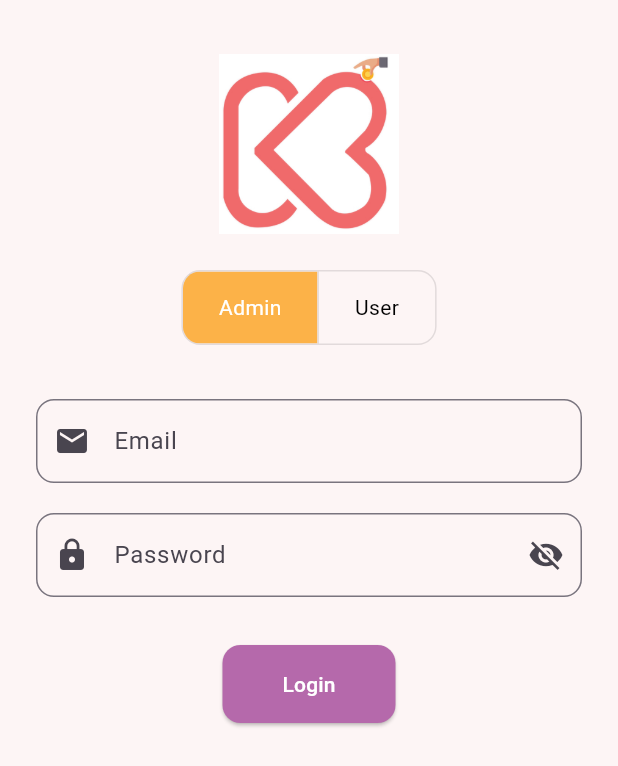
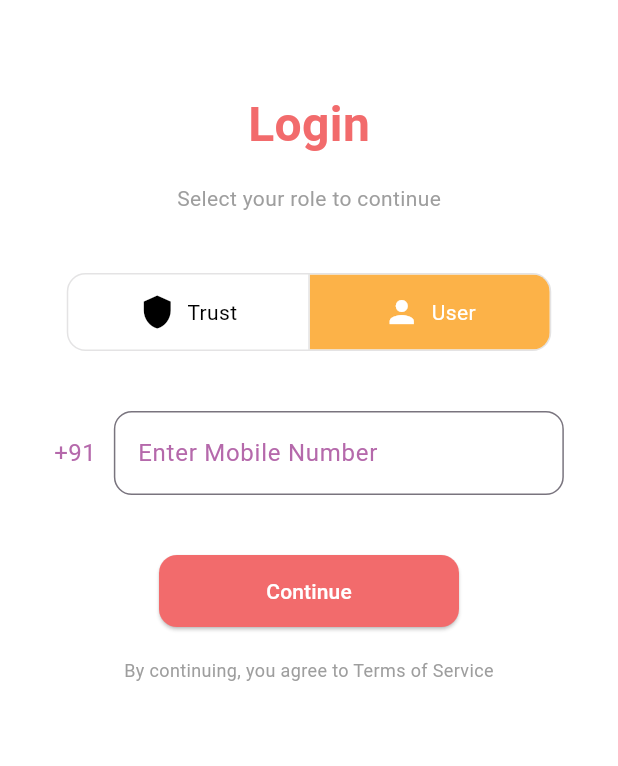
Before and after one commit to Ishan2506/Kindify, a Flutter app: the screen it shows after launch, after a tap on "User", on a phone screen of 412 x 824 dp. Shown: the top 766 px of the screen. Run offline on Flutter 3.47's test engine with Material 3 defaults, Android fonts, the phone set to English and light mode, and no system bars.

Commit message:
Updated the Splash screen and do some login screen change

```diff
--- a/lib/controller/login/login_controller.dart
+++ b/lib/controller/login/login_controller.dart
@@ -4,13 +4,7 @@ class LoginController {
   TextEditingController emailController = TextEditingController();
   TextEditingController passwordController = TextEditingController();
 
-  bool showPassword = false;
-
-  List<bool> roleSelection = [true, false]; // Admin selected by default
-
-  void togglePasswordVisibility() {
-    showPassword = !showPassword;
-  }
+  List<bool> roleSelection = [true, false]; // Trust selected by default
 
   void toggleRole(int index) {
     for (int i = 0; i < roleSelection.length; i++) {
@@ -20,18 +14,17 @@ class LoginController {
 
   void login(BuildContext context) {
     String email = emailController.text.trim();
-    String password = passwordController.text.trim();
-    String role = roleSelection[0] ? "Admin" : "User";
+    String role = roleSelection[0] ? "Trust" : "User";
 
-    if (email.isEmpty || password.isEmpty) {
+    if (email.isEmpty) {
       ScaffoldMessenger.of(context).showSnackBar(
-        const SnackBar(content: Text("Please fill all fields")),
+        const SnackBar(content: Text("Please enter mobile number")),
       );
       return;
     }
 
     // You can add real login logic here
-    debugPrint("Login as $role: $email - $password");
+    debugPrint("Login as $role: $email");
 
     ScaffoldMessenger.of(context).showSnackBar(
       SnackBar(content: Text("Logged in as $role")),
--- a/lib/views/login/login_screen.dart
+++ b/lib/views/login/login_screen.dart
@@ -14,82 +14,125 @@ class _LoginScreenState extends State<LoginScreen> {
   @override
   Widget build(BuildContext context) {
     return Scaffold(
-      backgroundColor: const Color(0xFFFDF5F5),
+      backgroundColor: Colors.white,
       body: SafeArea(
+        top: true,
+        minimum: const EdgeInsets.only(top: 20),
         child: SingleChildScrollView(
-          padding: const EdgeInsets.symmetric(horizontal: 24, vertical: 36),
+          padding: const EdgeInsets.symmetric(horizontal: 16),
           child: Column(
+            crossAxisAlignment: CrossAxisAlignment.center,
             children: [
-              Image.asset(
-                "assets/images/kindifyLogo.jpg",
-                width: 120,
-                height: 120,
+              const SizedBox(height: 40),
+              const Text(
+                "Login",
+                style: TextStyle(
+                  fontSize: 32,
+                  fontWeight: FontWeight.bold,
+                  color: Color(0xFFF26B6C),
                 ),
-              const SizedBox(height: 24),
+              ),
+              const SizedBox(height: 16),
+              const Text(
+                "Select your role to continue",
+                style: TextStyle(
+                  fontSize: 14,
+                  color: Colors.grey,
+                ),
+              ),
+              const SizedBox(height: 40),
               ToggleButtons(
                 borderRadius: BorderRadius.circular(12),
                 fillColor: const Color(0xFFFCB248),
                 selectedColor: Colors.white,
                 color: Colors.black,
                 isSelected: _controller.roleSelection,
-                onPressed: _controller.toggleRole,
+                onPressed: (index) {
+                  setState(() {
+                    _controller.toggleRole(index);
+                  });
+                },
                 children: const [
-                  Padding(
-                    padding: EdgeInsets.symmetric(horizontal: 24),
-                    child: Text("Admin"),
+                  SizedBox(
+                    width: 160,
+                    height: 50,
+                    child: Padding(
+                      padding: EdgeInsets.symmetric(horizontal: 24, vertical: 12),
+                      child: Row(
+                        mainAxisAlignment: MainAxisAlignment.center,
+                        children: [
+                          Icon(Icons.shield),
+                          SizedBox(width: 8),
+                          Text("Trust"),
+                        ],
                       ),
-                  Padding(
-                    padding: EdgeInsets.symmetric(horizontal: 24),
-                    child: Text("User"),
+                    ),
+                  ),
+                  SizedBox(
+                    width: 160,
+                    height: 50,
+                    child: Padding(
+                      padding: EdgeInsets.symmetric(horizontal: 24, vertical: 12),
+                      child: Row(
+                        mainAxisAlignment: MainAxisAlignment.center,
+                        children: [
+                          Icon(Icons.person),
+                          SizedBox(width: 8),
+                          Text("User"),
+                        ],
+                      ),
+                    ),
                   ),
                 ],
               ),
-              const SizedBox(height: 36),
-              TextField(
+              const SizedBox(height: 40),
+              Row(
+                mainAxisAlignment: MainAxisAlignment.center,
+                children: [
+                  const Text(
+                    "+91",
+                    style: TextStyle(fontSize: 16, color: Color(0xFFB569AB)),
+                  ),
+                  const SizedBox(width: 12),
+                  SizedBox(
+                    width: 300,
+                    child: TextField(
                       controller: _controller.emailController,
+                      keyboardType: TextInputType.phone,
                       decoration: InputDecoration(
-                  labelText: "Email",
-                  prefixIcon: const Icon(Icons.email),
+                        labelText: "Enter Mobile Number",
+                        labelStyle: const TextStyle(color: Color(0xFFB569AB)),
                         border: OutlineInputBorder(
                           borderRadius: BorderRadius.circular(12),
                         ),
                       ),
                     ),
-              const SizedBox(height: 20),
-              TextField(
-                controller: _controller.passwordController,
-                obscureText: !_controller.showPassword,
-                decoration: InputDecoration(
-                  labelText: "Password",
-                  prefixIcon: const Icon(Icons.lock),
-                  suffixIcon: IconButton(
-                    icon: Icon(_controller.showPassword
-                        ? Icons.visibility
-                        : Icons.visibility_off),
-                    onPressed: () {
-                      setState(() {
-                        _controller.togglePasswordVisibility();
-                      });
-                    },
                   ),
-                  border: OutlineInputBorder(
+                ],
+              ),
+              const SizedBox(height: 40),
+              SizedBox(
+                width: 200,
+                child: ElevatedButton(
+                  onPressed: () => _controller.login(context),
+                  style: ElevatedButton.styleFrom(
+                    backgroundColor: const Color(0xFFF26B6C),
+                    foregroundColor: Colors.white,
+                    padding: const EdgeInsets.symmetric(vertical: 14),
+                    shape: RoundedRectangleBorder(
                       borderRadius: BorderRadius.circular(12),
                     ),
                   ),
+                  child: const Text("Continue"),
                 ),
-              const SizedBox(height: 32),
-              ElevatedButton(
-                onPressed: () => _controller.login(context),
-                style: ElevatedButton.styleFrom(
-                  padding:
-                      const EdgeInsets.symmetric(horizontal: 40, vertical: 16),
-                  shape: RoundedRectangleBorder(
-                      borderRadius: BorderRadius.circular(12)),
-                  backgroundColor: const Color(0xFFB569AB),
-                  foregroundColor: Colors.white,
               ),
-                child: const Text("Login"),
+              const SizedBox(height: 20),
+              const Text(
+                "By continuing, you agree to Terms of Service",
+                style: TextStyle(fontSize: 12, color: Colors.grey),
+                textAlign: TextAlign.center,
               ),
+              const SizedBox(height: 40),
             ],
           ),
         ),
--- a/lib/views/splash_screen/splashScreen.dart
+++ b/lib/views/splash_screen/splashScreen.dart
@@ -8,14 +8,12 @@ class SplashScreen extends StatefulWidget {
   State<SplashScreen> createState() => _SplashScreenState();
 }
 
-class _SplashScreenState extends State<SplashScreen>
-    with TickerProviderStateMixin {
-  late AnimationController _logoController;
-  late AnimationController _textController;
+class _SplashScreenState extends State<SplashScreen> with TickerProviderStateMixin {
+  late final AnimationController _logoController;
+  late final AnimationController _textController;
 
-  late Animation<double> _scaleAnimation;
-  late Animation<Alignment> _alignmentAnimation;
-  late Animation<double> _fadeTextAnimation;
+  late final Animation<double> _scaleAnimation;
+  late final Animation<double> _fadeTextAnimation;
 
   final SplashController _controller = SplashController();
 
@@ -25,7 +23,7 @@ class _SplashScreenState extends State<SplashScreen>
 
     _logoController = AnimationController(
       vsync: this,
-      duration: const Duration(milliseconds: 3000),
+      duration: const Duration(milliseconds: 2000),
     );
 
     _textController = AnimationController(
@@ -33,14 +31,7 @@ class _SplashScreenState extends State<SplashScreen>
       duration: const Duration(milliseconds: 1000),
     );
 
-    _scaleAnimation = Tween<double>(begin: 1.0, end: 0.4).animate(
-      CurvedAnimation(parent: _logoController, curve: Curves.easeInOut),
-    );
-
-    _alignmentAnimation = AlignmentTween(
-      begin: Alignment.center,
-      end: const Alignment(-0.4, 0.0), // Move slightly left after scaling
-    ).animate(
+    _scaleAnimation = Tween<double>(begin: 1.0, end: 0.5).animate(
       CurvedAnimation(parent: _logoController, curve: Curves.easeInOut),
     );
 
@@ -48,12 +39,12 @@ class _SplashScreenState extends State<SplashScreen>
       CurvedAnimation(parent: _textController, curve: Curves.easeIn),
     );
 
-    // Start animations with delays
-    Future.delayed(const Duration(seconds: 2), () {
+    // Start animations
+    Future.delayed(const Duration(milliseconds: 500), () {
       _logoController.forward();
     });
 
-    Future.delayed(const Duration(milliseconds: 4000), () {
+    Future.delayed(const Duration(milliseconds: 2000), () {
       _textController.forward();
     });
 
@@ -71,50 +62,51 @@ class _SplashScreenState extends State<SplashScreen>
 
   @override
   Widget build(BuildContext context) {
+    final screenSize = MediaQuery.of(context).size;
+
     return Scaffold(
       backgroundColor: Colors.white,
       body: AnimatedBuilder(
-        animation: _logoController,
+        animation: Listenable.merge([_logoController, _textController]),
         builder: (context, child) {
-          return Stack(
-            children: [
-              Align(
-                alignment: _alignmentAnimation.value,
+          return Center(
             child: Transform.scale(
               scale: _scaleAnimation.value,
+              alignment: Alignment.center,
               child: Row(
                 mainAxisSize: MainAxisSize.min,
+                crossAxisAlignment: CrossAxisAlignment.center,
                 children: [
                   Image.asset(
                     "assets/images/kindifyLogo.jpg",
-                        width: MediaQuery.of(context).size.width * 0.35,
-                        height: MediaQuery.of(context).size.height * 0.18,
+                    width: screenSize.width * 0.35,
+                    height: screenSize.height * 0.18,
                     fit: BoxFit.contain,
                   ),
-                      const SizedBox(width: 12),
+                  const SizedBox(width: 10), // Tight controlled spacing
                   FadeTransition(
                     opacity: _fadeTextAnimation,
-                        child: Text(
+                    child: ShaderMask(
+                      shaderCallback: (bounds) => const LinearGradient(
+                        colors: [
+                          Color(0xFFF26B6C),
+                          Color(0xFFB569AB),
+                          Color(0xFFFCB248),
+                        ],
+                      ).createShader(bounds),
+                      child: const Text(
                         "Kindify",
                         style: TextStyle(
-                            fontSize: 36,
+                          fontSize: 32,
                           fontWeight: FontWeight.bold,
-                            foreground: Paint()
-                              ..shader = const LinearGradient(
-                                colors: [
-                                  Color(0xFFF26B6C), // Pink
-                                  Color(0xFFB569AB), // Purple
-                                  Color(0xFFFCB248), // Orange
-                                ],
-                              ).createShader(const Rect.fromLTWH(0.0, 0.0, 200.0, 70.0)),
+                          color: Colors.white, // Required for shader
+                        ),
                       ),
                     ),
                   ),
                 ],
               ),
             ),
-              ),
-            ],
           );
         },
       ),
```
Lines whose indentation alone changed are shown as unchanged.
